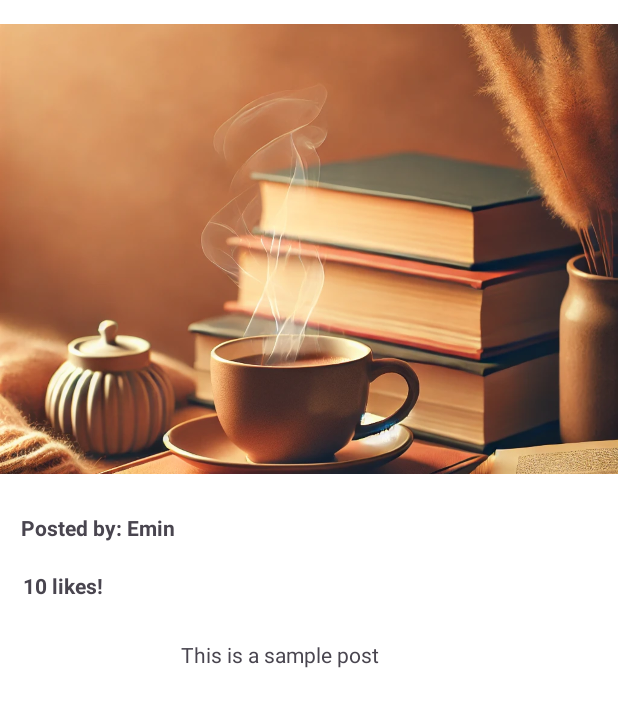
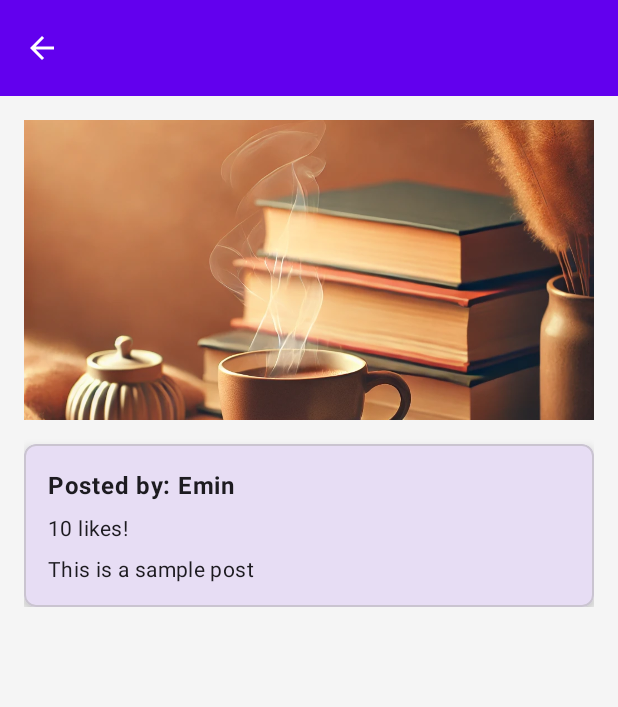
Before and after one commit to ipekmotorcu/SocialMediaApp, an Android app: the PostListFragment screen opened through its navigation route, after a tap on an icon or button, on a phone screen of 412 x 824 dp. Shown: the top 707 px of the screen. Run offline under Robolectric (Android 15) with nearby library versions, the phone set to English and light mode, and no system bars; our stand-ins replace Firebase (no records; nobody signed in at launch, a user with empty details on screens opened directly).

Commit message:
Material design eklendi, PostList'e material Card view eklendi, toolbar ve önceki fragment'a dönüş eklendi

```diff
--- a/app/src/main/java/com/cs394/socialmediaapp/PostClickedActivity.kt
+++ b/app/src/main/java/com/cs394/socialmediaapp/PostClickedActivity.kt
@@ -1,39 +1,44 @@
 package com.cs394.socialmediaapp
 
 import android.os.Bundle
-import androidx.activity.enableEdgeToEdge
 import androidx.appcompat.app.AppCompatActivity
 import androidx.core.view.ViewCompat
 import androidx.core.view.WindowInsetsCompat
 import com.cs394.socialmediaapp.databinding.ActivityPostClickedBinding
 
 class PostClickedActivity : AppCompatActivity() {
+
     private lateinit var binding: ActivityPostClickedBinding
 
     override fun onCreate(savedInstanceState: Bundle?) {
         super.onCreate(savedInstanceState)
         binding = ActivityPostClickedBinding.inflate(layoutInflater)
-
-        enableEdgeToEdge()
-        //setContentView(R.layout.activity_post_clicked)
         setContentView(binding.root)
 
-        ViewCompat.setOnApplyWindowInsetsListener(findViewById(R.id.main)) { v, insets ->
+        // Configure Toolbar
+        setSupportActionBar(binding.toolbar)
+        supportActionBar?.setDisplayHomeAsUpEnabled(true)
+  // Handle the arrow click
+        binding.toolbar.setNavigationOnClickListener {
+            finish() // Close the activity and go back
+        }
+        // Handle Insets
+        ViewCompat.setOnApplyWindowInsetsListener(binding.root) { view, insets ->
             val systemBars = insets.getInsets(WindowInsetsCompat.Type.systemBars())
-            v.setPadding(systemBars.left, systemBars.top, systemBars.right, systemBars.bottom)
+            view.setPadding(systemBars.left, systemBars.top, systemBars.right, systemBars.bottom)
             insets
         }
-        val url = intent.getIntExtra("downloadUrl",-1)
+
+        // Retrieve Intent Data
+        val url = intent.getIntExtra("downloadUrl", -1)
         val username = intent.getStringExtra("username")
         val caption = intent.getStringExtra("caption")
         val likes = intent.getStringExtra("likes")
 
+        // Populate Views
         binding.imageViewDetail.setImageResource(url)
-        binding.textViewUsername.text = "Posted by: "+username
-        binding.textViewLikes.text = likes.toString() + " likes!"
+        binding.textViewUsername.text = "Posted by: $username"
+        binding.textViewLikes.text = "$likes likes!"
         binding.textViewCaption.text = caption
-
-
-
     }
 }
--- a/app/src/main/java/com/cs394/socialmediaapp/view/PostListFragment.kt
+++ b/app/src/main/java/com/cs394/socialmediaapp/view/PostListFragment.kt
@@ -24,9 +24,13 @@ class PostListFragment : Fragment() {
         savedInstanceState: Bundle?
     ): View? {
         _binding = FragmentPostListBinding.inflate(inflater, container, false)
-        setupRecyclerView() //Ensure RecyclerView
+        setupRecyclerView()
+        binding.logout.setOnClickListener {
 
-        binding.uploadButton.setOnClickListener{
+            view?.findNavController()?.navigate(R.id.action_postListFragment_to_loginFragment)
+        }
+
+        binding.fabUpload.setOnClickListener{
             view?.findNavController()?.navigate(R.id.action_postListFragment_to_newPostFragment)
         }
 
--- a/app/src/main/res/layout/activity_post_clicked.xml
+++ b/app/src/main/res/layout/activity_post_clicked.xml
@@ -1,63 +1,96 @@
 <?xml version="1.0" encoding="utf-8"?>
-<androidx.constraintlayout.widget.ConstraintLayout xmlns:android="http://schemas.android.com/apk/res/android"
+<com.google.android.material.appbar.AppBarLayout
+    xmlns:android="http://schemas.android.com/apk/res/android"
     xmlns:app="http://schemas.android.com/apk/res-auto"
     xmlns:tools="http://schemas.android.com/tools"
-    android:id="@+id/main"
     android:layout_width="match_parent"
     android:layout_height="match_parent"
+    android:orientation="vertical"
     tools:context=".PostClickedActivity">
 
+    <!-- Toolbar -->
+    <com.google.android.material.appbar.MaterialToolbar
+        android:id="@+id/toolbar"
+        android:layout_width="match_parent"
+        android:layout_height="wrap_content"
+        android:background="@color/design_default_color_primary"
+        android:elevation="4dp"
+        android:theme="@style/ThemeOverlay.MaterialComponents.Dark.ActionBar"
+        android:title="Post Details"
 
+
+        app:titleTextColor="@android:color/white" />
+
+    <!-- Content Layout -->
+    <androidx.core.widget.NestedScrollView
+        android:layout_width="match_parent"
+        android:layout_height="match_parent"
+        android:padding="16dp">
+
+        <androidx.constraintlayout.widget.ConstraintLayout
+            android:layout_width="match_parent"
+            android:layout_height="wrap_content">
+
+            <!-- ImageView for Post Image -->
             <ImageView
                 android:id="@+id/imageViewDetail"
+                android:layout_width="0dp"
+                android:layout_height="200dp"
+                android:scaleType="centerCrop"
+                android:contentDescription="Post Image"
+                app:layout_constraintTop_toTopOf="parent"
+                app:layout_constraintStart_toStartOf="parent"
+                app:layout_constraintEnd_toEndOf="parent" />
+
+            <!-- CardView for Post Details -->
+            <com.google.android.material.card.MaterialCardView
+                android:id="@+id/cardViewDetails"
+                android:layout_width="0dp"
+                android:layout_height="wrap_content"
+                android:layout_marginTop="16dp"
+                app:layout_constraintTop_toBottomOf="@id/imageViewDetail"
+                app:layout_constraintStart_toStartOf="parent"
+                app:layout_constraintEnd_toEndOf="parent"
+                app:cardCornerRadius="8dp"
+                app:cardElevation="4dp">
+
+                <LinearLayout
                     android:layout_width="match_parent"
-        android:layout_height="300dp"
-        android:layout_marginTop="16dp"
-        android:scaleType="centerCrop"
-        app:layout_constraintEnd_toEndOf="parent"
-        app:layout_constraintHorizontal_bias="0.0"
-        app:layout_constraintStart_toStartOf="parent"
-        app:layout_constraintTop_toTopOf="parent" />
+                    android:layout_height="wrap_content"
+                    android:orientation="vertical"
+                    android:padding="16dp">
 
+                    <!-- Username -->
                     <TextView
                         android:id="@+id/textViewUsername"
                         android:layout_width="wrap_content"
                         android:layout_height="wrap_content"
-        android:text="username"
-        android:textStyle="bold"
-        app:layout_constraintBottom_toTopOf="@+id/textViewCaption"
-        app:layout_constraintEnd_toEndOf="parent"
-        app:layout_constraintHorizontal_bias="0.046"
-        app:layout_constraintStart_toStartOf="parent"
-        app:layout_constraintTop_toBottomOf="@+id/imageViewDetail"
-        app:layout_constraintVertical_bias="0.283" />
+                        android:text="Username"
+                        android:textAppearance="@style/TextAppearance.MaterialComponents.Body1"
+                        android:textStyle="bold" />
 
+                    <!-- Likes -->
                     <TextView
                         android:id="@+id/textViewLikes"
                         android:layout_width="wrap_content"
                         android:layout_height="wrap_content"
-        android:layout_marginTop="19dp"
-        android:text="Likes"
-        android:textStyle="bold"
-        app:layout_constraintBottom_toTopOf="@+id/textViewCaption"
-        app:layout_constraintEnd_toEndOf="parent"
-        app:layout_constraintHorizontal_bias="0.042"
-        app:layout_constraintStart_toStartOf="parent"
-        app:layout_constraintTop_toBottomOf="@+id/textViewUsername"
-        app:layout_constraintVertical_bias="0.0" />
+                        android:layout_marginTop="8dp"
+                        android:text="Likes: 123"
+                        android:textAppearance="@style/TextAppearance.MaterialComponents.Body2" />
 
+                    <!-- Caption -->
                     <TextView
                         android:id="@+id/textViewCaption"
                         android:layout_width="wrap_content"
                         android:layout_height="wrap_content"
-        android:text="caption: lorem ipsum dolor sit amet et in principio creavit deus caelum et terram"
-        android:textStyle="normal"
-        app:layout_constraintBottom_toBottomOf="parent"
-        app:layout_constraintEnd_toEndOf="parent"
-        app:layout_constraintHorizontal_bias="0.432"
-        app:layout_constraintStart_toStartOf="parent"
-        app:layout_constraintTop_toBottomOf="@+id/imageViewDetail"
-        app:layout_constraintVertical_bias="0.226" />
+                        android:layout_marginTop="8dp"
+                        android:text="Caption: Lorem ipsum dolor sit amet"
+                        android:textAppearance="@style/TextAppearance.MaterialComponents.Body2" />
 
+                </LinearLayout>
+            </com.google.android.material.card.MaterialCardView>
 
         </androidx.constraintlayout.widget.ConstraintLayout>
+    </androidx.core.widget.NestedScrollView>
+
+</com.google.android.material.appbar.AppBarLayout>
--- a/app/src/main/res/navigation/nav_graph.xml
+++ b/app/src/main/res/navigation/nav_graph.xml
@@ -29,6 +29,9 @@
         <action
             android:id="@+id/action_postListFragment_to_newPostFragment"
             app:destination="@id/newPostFragment" />
+        <action
+            android:id="@+id/action_postListFragment_to_loginFragment"
+            app:destination="@id/loginFragment" />
     </fragment>
 
     <!-- NewPostFragment -->
--- a/app/src/main/res/values/colors.xml
+++ b/app/src/main/res/values/colors.xml
@@ -9,5 +9,6 @@
     <color name="background">#FFFFFF</color>
     <color name="surface">#F5F5F5</color>
     <color name="onSurface">#000000</color>
+    <color name="primaryColor">#6200EE</color>
 
 </resources>
```
Also changed, not shown: app/src/main/res/layout/fragment_post_list.xml (+42 -14 lines), app/src/main/res/layout/recycler_view_row.xml (+18 -7 lines), app/src/main/res/drawable/ic_back_arrow.png (added), app/src/main/res/drawable/upload.png (added). Lines whose indentation alone changed are shown as unchanged.
